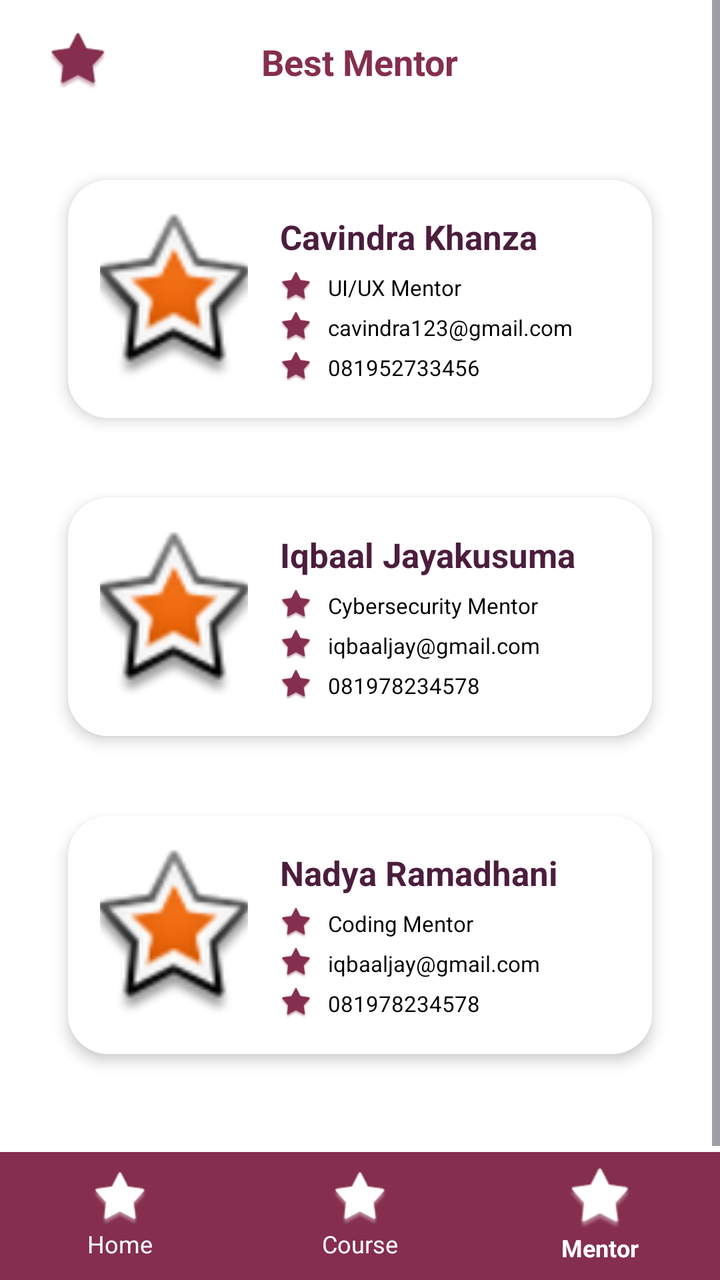
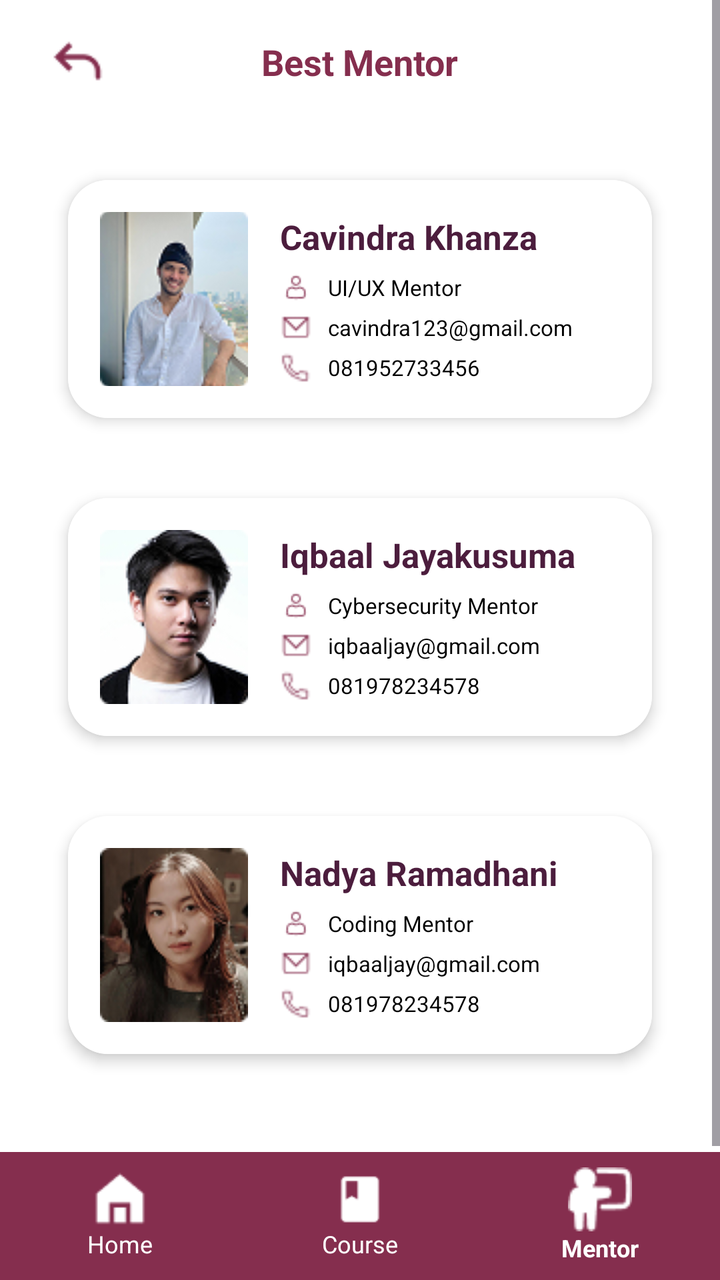

An Android layout rendered at two revisions. The XML below is the earlier revision; the diff shows what the commit changed to produce the second picture.
<!-- AndroidManifest.xml: application theme Theme.NataEdu -->
<!-- res/layout/mentor.xml -->
<?xml version="1.0" encoding="utf-8"?>
<LinearLayout
    xmlns:android="http://schemas.android.com/apk/res/android"
    xmlns:app="http://schemas.android.com/apk/res-auto"
    android:layout_width="match_parent"
    android:layout_height="match_parent"
    android:background="#FFFFFF"
    android:orientation="vertical">

    <ScrollView
        android:layout_width="match_parent"
        android:layout_height="0dp"
        android:layout_weight="1"
        android:fillViewport="true">

        <LinearLayout
            android:layout_width="match_parent"
            android:layout_height="wrap_content"
            android:orientation="vertical"
            android:paddingHorizontal="24dp"
            android:paddingTop="16dp"
            android:paddingBottom="24dp">

            <RelativeLayout
                android:layout_width="match_parent"
                android:layout_height="wrap_content"
                android:layout_marginBottom="32dp">

                <ImageView
                    android:id="@+id/btnBack"
                    android:layout_width="30dp"
                    android:layout_height="30dp"
                    android:layout_alignParentStart="true"
                    android:layout_centerInParent="true"
                    android:src="@android:drawable/star_big_on"
                    app:tint="#852E4E" />

                <TextView
                    android:layout_width="wrap_content"
                    android:layout_height="wrap_content"
                    android:layout_centerInParent="true"
                    android:text="Best Mentor"
                    android:textColor="#852E4E"
                    android:textSize="18sp"
                    android:textStyle="bold" />
            </RelativeLayout>

            <androidx.cardview.widget.CardView
                android:layout_width="match_parent"
                android:layout_height="wrap_content"
                android:layout_marginBottom="16dp"
                app:cardCornerRadius="20dp"
                app:cardElevation="4dp"
                app:cardUseCompatPadding="true">

                <LinearLayout
                    android:layout_width="match_parent"
                    android:layout_height="wrap_content"
                    android:background="#FFFFFF"
                    android:gravity="center_vertical"
                    android:orientation="horizontal"
                    android:padding="16dp">

                    <ImageView
                        android:layout_width="74dp"
                        android:layout_height="87dp"
                        android:scaleType="centerCrop"
                        android:src="@android:drawable/star_big_on" />

                    <LinearLayout
                        android:layout_width="match_parent"
                        android:layout_height="wrap_content"
                        android:layout_marginStart="16dp"
                        android:orientation="vertical">

                        <TextView
                            android:layout_width="wrap_content"
                            android:layout_height="wrap_content"
                            android:text="Cavindra Khanza"
                            android:textColor="#4C1D3D"
                            android:textSize="17sp"
                            android:textStyle="bold"
                            android:layout_marginBottom="6dp"/>

                        <LinearLayout
                            android:layout_width="wrap_content"
                            android:layout_height="wrap_content"
                            android:gravity="center_vertical"
                            android:layout_marginBottom="4dp">
                            <ImageView
                                android:layout_width="16dp"
                                android:layout_height="16dp"
                                android:src="@android:drawable/star_big_on"
                                app:tint="#852E4E"/>
                            <TextView
                                android:layout_width="wrap_content"
                                android:layout_height="wrap_content"
                                android:layout_marginStart="8dp"
                                android:text="UI/UX Mentor"
                                android:textColor="#000000"
                                android:textSize="11sp" />
                        </LinearLayout>

                        <LinearLayout
                            android:layout_width="wrap_content"
                            android:layout_height="wrap_content"
                            android:gravity="center_vertical"
                            android:layout_marginBottom="4dp">
                            <ImageView
                                android:layout_width="16dp"
                                android:layout_height="16dp"
                                android:src="@android:drawable/star_big_on"
                                app:tint="#852E4E"/>
                            <TextView
                                android:layout_width="wrap_content"
                                android:layout_height="wrap_content"
                                android:layout_marginStart="8dp"
                                android:text="cavindra123@gmail.com"
                                android:textColor="#000000"
                                android:textSize="11sp" />
                        </LinearLayout>

                        <LinearLayout
                            android:layout_width="wrap_content"
                            android:layout_height="wrap_content"
                            android:gravity="center_vertical">
                            <ImageView
                                android:layout_width="16dp"
                                android:layout_height="16dp"
                                android:src="@android:drawable/star_big_on"
                                app:tint="#852E4E"/>
                            <TextView
                                android:layout_width="wrap_content"
                                android:layout_height="wrap_content"
                                android:layout_marginStart="8dp"
                                android:text="081952733456"
                                android:textColor="#000000"
                                android:textSize="11sp" />
                        </LinearLayout>
                    </LinearLayout>
                </LinearLayout>
            </androidx.cardview.widget.CardView>

            <androidx.cardview.widget.CardView
                android:layout_width="match_parent"
                android:layout_height="wrap_content"
                android:layout_marginBottom="16dp"
                app:cardCornerRadius="20dp"
                app:cardElevation="4dp"
                app:cardUseCompatPadding="true">

                <LinearLayout
                    android:layout_width="match_parent"
                    android:layout_height="wrap_content"
                    android:background="#FFFFFF"
                    android:gravity="center_vertical"
                    android:orientation="horizontal"
                    android:padding="16dp">

                    <ImageView
                        android:layout_width="74dp"
                        android:layout_height="87dp"
                        android:scaleType="centerCrop"
                        android:src="@android:drawable/star_big_on" />

                    <LinearLayout
                        android:layout_width="match_parent"
                        android:layout_height="wrap_content"
                        android:layout_marginStart="16dp"
                        android:orientation="vertical">

                        <TextView
                            android:layout_width="wrap_content"
                            android:layout_height="wrap_content"
                            android:text="Iqbaal Jayakusuma"
                            android:textColor="#4C1D3D"
                            android:textSize="17sp"
                            android:textStyle="bold"
                            android:layout_marginBottom="6dp"/>

                        <LinearLayout
                            android:layout_width="wrap_content"
                            android:layout_height="wrap_content"
                            android:gravity="center_vertical"
                            android:layout_marginBottom="4dp">
                            <ImageView
                                android:layout_width="16dp"
                                android:layout_height="16dp"
                                android:src="@android:drawable/star_big_on"
                                app:tint="#852E4E"/>
                            <TextView
                                android:layout_width="wrap_content"
                                android:layout_height="wrap_content"
                                android:layout_marginStart="8dp"
                                android:text="Cybersecurity Mentor"
                                android:textColor="#000000"
                                android:textSize="11sp" />
                        </LinearLayout>

                        <LinearLayout
                            android:layout_width="wrap_content"
                            android:layout_height="wrap_content"
                            android:gravity="center_vertical"
                            android:layout_marginBottom="4dp">
                            <ImageView
                                android:layout_width="16dp"
                                android:layout_height="16dp"
                                android:src="@android:drawable/star_big_on"
                                app:tint="#852E4E"/>
                            <TextView
                                android:layout_width="wrap_content"
                                android:layout_height="wrap_content"
                                android:layout_marginStart="8dp"
                                android:text="iqbaaljay@gmail.com"
                                android:textColor="#000000"
                                android:textSize="11sp" />
                        </LinearLayout>

                        <LinearLayout
                            android:layout_width="wrap_content"
                            android:layout_height="wrap_content"
                            android:gravity="center_vertical">
                            <ImageView
                                android:layout_width="16dp"
                                android:layout_height="16dp"
                                android:src="@android:drawable/star_big_on"
                                app:tint="#852E4E"/>
                            <TextView
                                android:layout_width="wrap_content"
                                android:layout_height="wrap_content"
                                android:layout_marginStart="8dp"
                                android:text="081978234578"
                                android:textColor="#000000"
                                android:textSize="11sp" />
                        </LinearLayout>
                    </LinearLayout>
                </LinearLayout>
            </androidx.cardview.widget.CardView>

            <androidx.cardview.widget.CardView
                android:layout_width="match_parent"
                android:layout_height="wrap_content"
                android:layout_marginBottom="16dp"
                app:cardCornerRadius="20dp"
                app:cardElevation="4dp"
                app:cardUseCompatPadding="true">

                <LinearLayout
                    android:layout_width="match_parent"
                    android:layout_height="wrap_content"
                    android:background="#FFFFFF"
                    android:gravity="center_vertical"
                    android:orientation="horizontal"
                    android:padding="16dp">

                    <ImageView
                        android:layout_width="74dp"
                        android:layout_height="87dp"
                        android:scaleType="centerCrop"
                        android:src="@android:drawable/star_big_on" />

                    <LinearLayout
                        android:layout_width="match_parent"
                        android:layout_height="wrap_content"
                        android:layout_marginStart="16dp"
                        android:orientation="vertical">

                        <TextView
                            android:layout_width="wrap_content"
                            android:layout_height="wrap_content"
                            android:text="Nadya Ramadhani"
                            android:textColor="#4C1D3D"
                            android:textSize="17sp"
                            android:textStyle="bold"
                            android:layout_marginBottom="6dp"/>

                        <LinearLayout
                            android:layout_width="wrap_content"
                            android:layout_height="wrap_content"
                            android:gravity="center_vertical"
                            android:layout_marginBottom="4dp">
                            <ImageView
                                android:layout_width="16dp"
                                android:layout_height="16dp"
                                android:src="@android:drawable/star_big_on"
                                app:tint="#852E4E"/>
                            <TextView
                                android:layout_width="wrap_content"
                                android:layout_height="wrap_content"
                                android:layout_marginStart="8dp"
                                android:text="Coding Mentor"
                                android:textColor="#000000"
                                android:textSize="11sp" />
                        </LinearLayout>

                        <LinearLayout
                            android:layout_width="wrap_content"
                            android:layout_height="wrap_content"
                            android:gravity="center_vertical"
                            android:layout_marginBottom="4dp">
                            <ImageView
                                android:layout_width="16dp"
                                android:layout_height="16dp"
                                android:src="@android:drawable/star_big_on"
                                app:tint="#852E4E"/>
                            <TextView
                                android:layout_width="wrap_content"
                                android:layout_height="wrap_content"
                                android:layout_marginStart="8dp"
                                android:text="iqbaaljay@gmail.com"
                                android:textColor="#000000"
                                android:textSize="11sp" />
                        </LinearLayout>

                        <LinearLayout
                            android:layout_width="wrap_content"
                            android:layout_height="wrap_content"
                            android:gravity="center_vertical">
                            <ImageView
                                android:layout_width="16dp"
                                android:layout_height="16dp"
                                android:src="@android:drawable/star_big_on"
                                app:tint="#852E4E"/>
                            <TextView
                                android:layout_width="wrap_content"
                                android:layout_height="wrap_content"
                                android:layout_marginStart="8dp"
                                android:text="081978234578"
                                android:textColor="#000000"
                                android:textSize="11sp" />
                        </LinearLayout>
                    </LinearLayout>
                </LinearLayout>
            </androidx.cardview.widget.CardView>

        </LinearLayout>
    </ScrollView>

    <LinearLayout
        android:layout_width="match_parent"
        android:layout_height="64dp"
        android:background="#852E4E"
        android:orientation="horizontal"
        android:weightSum="3">

        <LinearLayout
            android:layout_width="0dp"
            android:layout_height="match_parent"
            android:layout_weight="1"
            android:gravity="center"
            android:orientation="vertical">
            <ImageView
                android:layout_width="28dp"
                android:layout_height="28dp"
                android:src="@android:drawable/star_big_on"
                app:tint="#FFFFFF" />
            <TextView
                android:layout_width="wrap_content"
                android:layout_height="wrap_content"
                android:text="Home"
                android:textColor="#FFFFFF"
                android:textSize="12sp" />
        </LinearLayout>

        <LinearLayout
            android:layout_width="0dp"
            android:layout_height="match_parent"
            android:layout_weight="1"
            android:gravity="center"
            android:orientation="vertical">
            <ImageView
                android:layout_width="28dp"
                android:layout_height="28dp"
                android:src="@android:drawable/star_big_on"
                app:tint="#FFFFFF" />
            <TextView
                android:layout_width="wrap_content"
                android:layout_height="wrap_content"
                android:text="Course"
                android:textColor="#FFFFFF"
                android:textSize="12sp" />
        </LinearLayout>

        <LinearLayout
            android:layout_width="0dp"
            android:layout_height="match_parent"
            android:layout_weight="1"
            android:gravity="center"
            android:orientation="vertical">
            <ImageView
                android:layout_width="32dp"
                android:layout_height="32dp"
                android:src="@android:drawable/star_big_on"
                app:tint="#FFFFFF" />
            <TextView
                android:layout_width="wrap_content"
                android:layout_height="wrap_content"
                android:text="Mentor"
                android:textColor="#FFFFFF"
                android:textSize="12sp"
                android:textStyle="bold" />
        </LinearLayout>

    </LinearLayout>

</LinearLayout>
<!-- resources referenced by this layout -->
<resources>
  <style name="Theme.NataEdu" parent="Base.Theme.NataEdu" />
  <style name="Base.Theme.NataEdu" parent="Theme.Material3.DayNight.NoActionBar">
          
          
      </style>
</resources>

<!-- the commit's change to res/layout/mentor.xml (unified diff, before → after) -->
@@ -32,7 +32,7 @@
                     android:layout_height="30dp"
                     android:layout_alignParentStart="true"
                     android:layout_centerInParent="true"
-                    android:src="@android:drawable/star_big_on"
+                    android:src="@drawable/icon_back"
                     app:tint="#852E4E" />
 
                 <TextView
@@ -65,7 +65,7 @@
                         android:layout_width="74dp"
                         android:layout_height="87dp"
                         android:scaleType="centerCrop"
-                        android:src="@android:drawable/star_big_on" />
+                        android:src="@drawable/mentor_refalhady" />
 
                     <LinearLayout
                         android:layout_width="match_parent"
@@ -90,7 +90,7 @@
                             <ImageView
                                 android:layout_width="16dp"
                                 android:layout_height="16dp"
-                                android:src="@android:drawable/star_big_on"
+                                android:src="@drawable/icon_kontak"
                                 app:tint="#852E4E"/>
                             <TextView
                                 android:layout_width="wrap_content"
@@ -109,7 +109,7 @@
                             <ImageView
                                 android:layout_width="16dp"
                                 android:layout_height="16dp"
-                                android:src="@android:drawable/star_big_on"
+                                android:src="@drawable/icon_email"
                                 app:tint="#852E4E"/>
                             <TextView
                                 android:layout_width="wrap_content"
@@ -127,7 +127,7 @@
                             <ImageView
                                 android:layout_width="16dp"
                                 android:layout_height="16dp"
-                                android:src="@android:drawable/star_big_on"
+                                android:src="@drawable/icon_telepon"
                                 app:tint="#852E4E"/>
                             <TextView
                                 android:layout_width="wrap_content"
@@ -161,7 +161,7 @@
                         android:layout_width="74dp"
                         android:layout_height="87dp"
                         android:scaleType="centerCrop"
-                        android:src="@android:drawable/star_big_on" />
+                        android:src="@drawable/mentor_iqbal" />
 
                     <LinearLayout
                         android:layout_width="match_parent"
@@ -186,7 +186,7 @@
                             <ImageView
                                 android:layout_width="16dp"
                                 android:layout_height="16dp"
-                                android:src="@android:drawable/star_big_on"
+                                android:src="@drawable/icon_kontak"
                                 app:tint="#852E4E"/>
                             <TextView
                                 android:layout_width="wrap_content"
@@ -205,7 +205,7 @@
                             <ImageView
                                 android:layout_width="16dp"
                                 android:layout_height="16dp"
-                                android:src="@android:drawable/star_big_on"
+                                android:src="@drawable/icon_email"
                                 app:tint="#852E4E"/>
                             <TextView
                                 android:layout_width="wrap_content"
@@ -223,7 +223,7 @@
                             <ImageView
                                 android:layout_width="16dp"
                                 android:layout_height="16dp"
-                                android:src="@android:drawable/star_big_on"
+                                android:src="@drawable/icon_telepon"
                                 app:tint="#852E4E"/>
                             <TextView
                                 android:layout_width="wrap_content"
@@ -257,7 +257,7 @@
                         android:layout_width="74dp"
                         android:layout_height="87dp"
                         android:scaleType="centerCrop"
-                        android:src="@android:drawable/star_big_on" />
+                        android:src="@drawable/mentor_bernadya" />
 
                     <LinearLayout
                         android:layout_width="match_parent"
@@ -282,7 +282,7 @@
                             <ImageView
                                 android:layout_width="16dp"
                                 android:layout_height="16dp"
-                                android:src="@android:drawable/star_big_on"
+                                android:src="@drawable/icon_kontak"
                                 app:tint="#852E4E"/>
                             <TextView
                                 android:layout_width="wrap_content"
@@ -301,7 +301,7 @@
                             <ImageView
                                 android:layout_width="16dp"
                                 android:layout_height="16dp"
-                                android:src="@android:drawable/star_big_on"
+                                android:src="@drawable/icon_email"
                                 app:tint="#852E4E"/>
                             <TextView
                                 android:layout_width="wrap_content"
@@ -319,7 +319,7 @@
                             <ImageView
                                 android:layout_width="16dp"
                                 android:layout_height="16dp"
-                                android:src="@android:drawable/star_big_on"
+                                android:src="@drawable/icon_telepon"
                                 app:tint="#852E4E"/>
                             <TextView
                                 android:layout_width="wrap_content"
@@ -352,7 +352,7 @@
             <ImageView
                 android:layout_width="28dp"
                 android:layout_height="28dp"
-                android:src="@android:drawable/star_big_on"
+                android:src="@drawable/icon_home"
                 app:tint="#FFFFFF" />
             <TextView
                 android:layout_width="wrap_content"
@@ -371,7 +371,7 @@
             <ImageView
                 android:layout_width="28dp"
                 android:layout_height="28dp"
-                android:src="@android:drawable/star_big_on"
+                android:src="@drawable/icon_course"
                 app:tint="#FFFFFF" />
             <TextView
                 android:layout_width="wrap_content"
@@ -390,7 +390,7 @@
             <ImageView
                 android:layout_width="32dp"
                 android:layout_height="32dp"
-                android:src="@android:drawable/star_big_on"
+                android:src="@drawable/icon_mentor"
                 app:tint="#FFFFFF" />
             <TextView
                 android:layout_width="wrap_content"
<!-- resource entries referenced after the edit -->
@@ -1,5 +1,15 @@
 <!-- resources referenced by this layout -->
 <resources>
+  <!-- drawable icon_back: png bitmap (drawable, 506 bytes) -->
+  <!-- drawable icon_course: png bitmap (drawable, 358 bytes) -->
+  <!-- drawable icon_email: png bitmap (drawable, 348 bytes) -->
+  <!-- drawable icon_home: png bitmap (drawable, 355 bytes) -->
+  <!-- drawable icon_kontak: png bitmap (drawable, 512 bytes) -->
+  <!-- drawable icon_mentor: png bitmap (drawable, 580 bytes) -->
+  <!-- drawable icon_telepon: png bitmap (drawable, 457 bytes) -->
+  <!-- drawable mentor_bernadya: png bitmap (drawable, 15789 bytes) -->
+  <!-- drawable mentor_iqbal: png bitmap (drawable, 13395 bytes) -->
+  <!-- drawable mentor_refalhady: png bitmap (drawable, 13970 bytes) -->
   <style name="Theme.NataEdu" parent="Base.Theme.NataEdu" />
   <style name="Base.Theme.NataEdu" parent="Theme.Material3.DayNight.NoActionBar">
           
